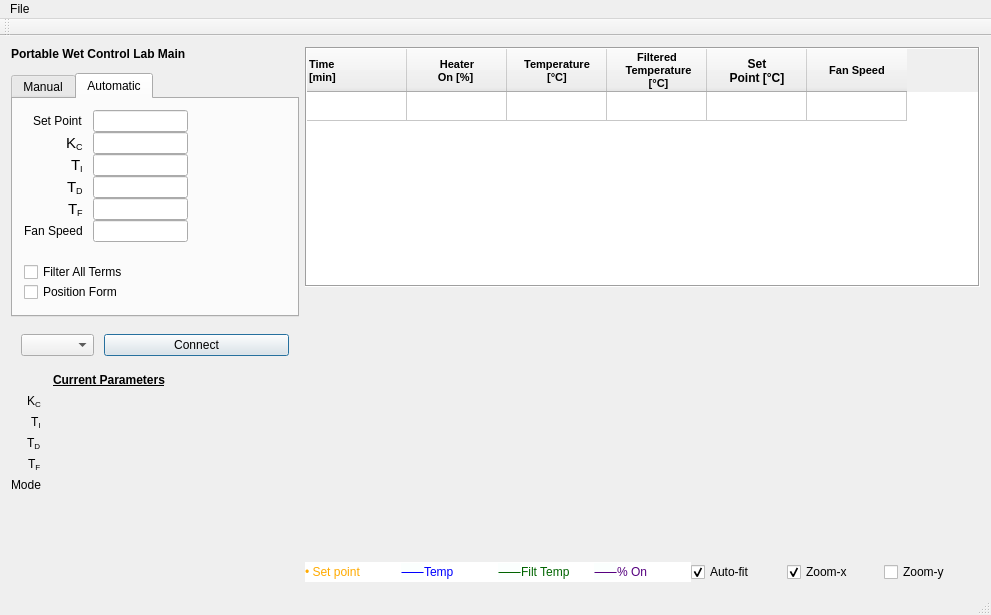
The window that mainwindow.ui (AnthonyA28/Qt-PWCL-main) describes before a commit, drawn with Qt 5.
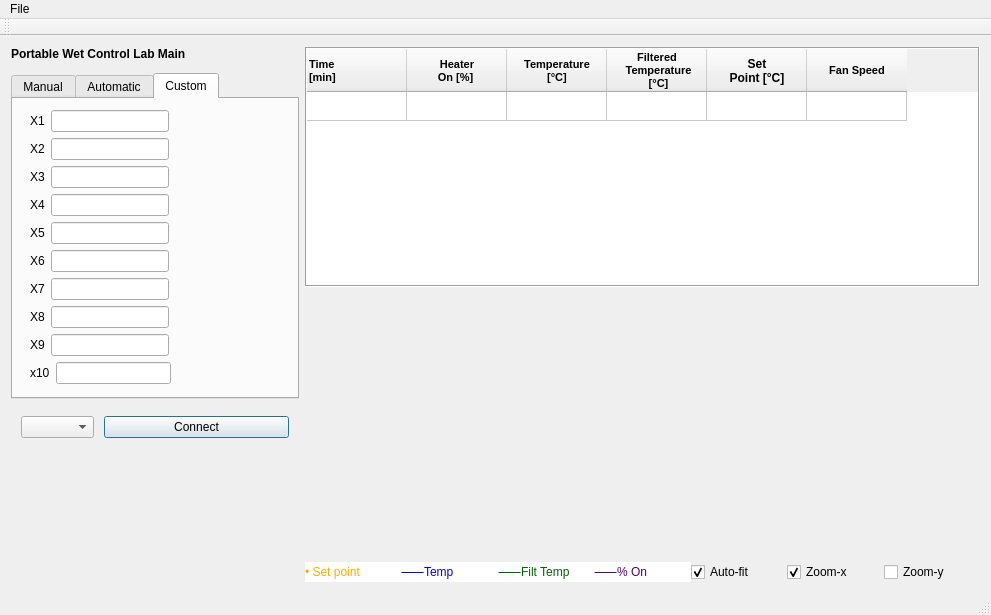
The same window after the commit. Icons and pictures are not drawn. Custom widgets are drawn as their Qt base class.

Commit message: added custom parameters

```diff
--- a/mainwindow.ui
+++ b/mainwindow.ui
@@ -78,7 +78,7 @@
            <enum>QTabWidget::Rounded</enum>
           </property>
           <property name="currentIndex">
-           <number>1</number>
+           <number>2</number>
           </property>
           <property name="elideMode">
            <enum>Qt::ElideNone</enum>
@@ -221,11 +221,11 @@
              </widget>
             </item>
             <item row="0" column="1">
-             <layout class="QHBoxLayout" name="horizontalLayout_3" stretch="1,1">
+             <layout class="QHBoxLayout" name="horizontalLayout_3" stretch="1,0">
               <item>
                <widget class="QLineEdit" name="setPointTextBox">
                 <property name="sizePolicy">
-                 <sizepolicy hsizetype="Preferred" vsizetype="Preferred">
+                 <sizepolicy hsizetype="Fixed" vsizetype="Preferred">
                   <horstretch>0</horstretch>
                   <verstretch>0</verstretch>
                  </sizepolicy>
@@ -233,17 +233,11 @@
                </widget>
               </item>
               <item>
-               <spacer name="horizontalSpacer_3">
-                <property name="orientation">
-                 <enum>Qt::Horizontal</enum>
+               <widget class="QLabel" name="setpointLabel">
+                <property name="text">
+                 <string/>
                 </property>
-                <property name="sizeHint" stdset="0">
-                 <size>
-                  <width>40</width>
-                  <height>20</height>
-                 </size>
-                </property>
-               </spacer>
+               </widget>
               </item>
              </layout>
             </item>
@@ -261,11 +255,11 @@
              </widget>
             </item>
             <item row="1" column="1">
-             <layout class="QHBoxLayout" name="horizontalLayout_4" stretch="1,1">
+             <layout class="QHBoxLayout" name="horizontalLayout_4" stretch="1,0">
               <item>
                <widget class="QLineEdit" name="kcTextBox">
                 <property name="sizePolicy">
-                 <sizepolicy hsizetype="Preferred" vsizetype="Preferred">
+                 <sizepolicy hsizetype="Fixed" vsizetype="Preferred">
                   <horstretch>0</horstretch>
                   <verstretch>0</verstretch>
                  </sizepolicy>
@@ -276,17 +270,11 @@
                </widget>
               </item>
               <item>
-               <spacer name="horizontalSpacer_4">
-                <property name="orientation">
-                 <enum>Qt::Horizontal</enum>
+               <widget class="QLabel" name="kcLabel">
+                <property name="text">
+                 <string/>
                 </property>
-                <property name="sizeHint" stdset="0">
-                 <size>
-                  <width>40</width>
-                  <height>20</height>
-                 </size>
-                </property>
-               </spacer>
+               </widget>
               </item>
              </layout>
             </item>
@@ -304,11 +292,11 @@
              </widget>
             </item>
             <item row="5" column="1">
-             <layout class="QHBoxLayout" name="horizontalLayout_9" stretch="1,1">
+             <layout class="QHBoxLayout" name="horizontalLayout_9" stretch="1,0">
               <item>
                <widget class="QLineEdit" name="taufTextBox">
                 <property name="sizePolicy">
-                 <sizepolicy hsizetype="Preferred" vsizetype="Preferred">
+                 <sizepolicy hsizetype="Fixed" vsizetype="Preferred">
                   <horstretch>0</horstretch>
                   <verstretch>0</verstretch>
                  </sizepolicy>
@@ -319,17 +307,11 @@
                </widget>
               </item>
               <item>
-               <spacer name="horizontalSpacer_6">
-                <property name="orientation">
-                 <enum>Qt::Horizontal</enum>
+               <widget class="QLabel" name="taufLabel">
+                <property name="text">
+                 <string/>
                 </property>
-                <property name="sizeHint" stdset="0">
-                 <size>
-                  <width>40</width>
-                  <height>20</height>
-                 </size>
-                </property>
-               </spacer>
+               </widget>
               </item>
              </layout>
             </item>
@@ -347,11 +329,11 @@
              </widget>
             </item>
             <item row="8" column="1">
-             <layout class="QHBoxLayout" name="horizontalLayout_8" stretch="1,1">
+             <layout class="QHBoxLayout" name="horizontalLayout_8" stretch="1,0">
               <item>
                <widget class="QLineEdit" name="A_fanSpeedTextBox">
                 <property name="sizePolicy">
-                 <sizepolicy hsizetype="Preferred" vsizetype="Preferred">
+                 <sizepolicy hsizetype="Fixed" vsizetype="Preferred">
                   <horstretch>0</horstretch>
                   <verstretch>0</verstretch>
                  </sizepolicy>
@@ -359,17 +341,11 @@
                </widget>
               </item>
               <item>
-               <spacer name="horizontalSpacer_5">
-                <property name="orientation">
-                 <enum>Qt::Horizontal</enum>
+               <widget class="QLabel" name="fanspeedLabel">
+                <property name="text">
+                 <string/>
                 </property>
-                <property name="sizeHint" stdset="0">
-                 <size>
-                  <width>40</width>
-                  <height>20</height>
-                 </size>
-                </property>
-               </spacer>
+               </widget>
               </item>
              </layout>
             </item>
@@ -429,11 +405,11 @@
              </widget>
             </item>
             <item row="2" column="1">
-             <layout class="QHBoxLayout" name="horizontalLayout_10" stretch="1,1">
+             <layout class="QHBoxLayout" name="horizontalLayout_10" stretch="1,0">
               <item>
                <widget class="QLineEdit" name="tauiTextBox">
                 <property name="sizePolicy">
-                 <sizepolicy hsizetype="Preferred" vsizetype="Preferred">
+                 <sizepolicy hsizetype="Fixed" vsizetype="Preferred">
                   <horstretch>0</horstretch>
                   <verstretch>0</verstretch>
                  </sizepolicy>
@@ -444,17 +420,11 @@
                </widget>
               </item>
               <item>
-               <spacer name="horizontalSpacer_7">
-                <property name="orientation">
-                 <enum>Qt::Horizontal</enum>
+               <widget class="QLabel" name="tauiLabel">
+                <property name="text">
+                 <string/>
                 </property>
-                <property name="sizeHint" stdset="0">
-                 <size>
-                  <width>40</width>
-                  <height>20</height>
-                 </size>
-                </property>
-               </spacer>
+               </widget>
               </item>
              </layout>
             </item>
@@ -472,11 +442,11 @@
              </widget>
             </item>
             <item row="3" column="1">
-             <layout class="QHBoxLayout" name="horizontalLayout_11" stretch="1,1">
+             <layout class="QHBoxLayout" name="horizontalLayout_11" stretch="1,0">
               <item>
                <widget class="QLineEdit" name="taudTextBox">
                 <property name="sizePolicy">
-                 <sizepolicy hsizetype="Preferred" vsizetype="Preferred">
+                 <sizepolicy hsizetype="Fixed" vsizetype="Preferred">
                   <horstretch>0</horstretch>
                   <verstretch>0</verstretch>
                  </sizepolicy>
@@ -487,17 +457,11 @@
                </widget>
               </item>
               <item>
-               <spacer name="horizontalSpacer_8">
-                <property name="orientation">
-                 <enum>Qt::Horizontal</enum>
+               <widget class="QLabel" name="taudLabel">
+                <property name="text">
+                 <string/>
                 </property>
-                <property name="sizeHint" stdset="0">
-                 <size>
-                  <width>40</width>
-                  <height>20</height>
-                 </size>
-                </property>
-               </spacer>
+               </widget>
               </item>
              </layout>
             </item>
@@ -527,6 +491,283 @@
             </item>
            </layout>
           </widget>
+          <widget class="QWidget" name="tabCustom">
+           <attribute name="title">
+            <string>Custom</string>
+           </attribute>
+           <layout class="QFormLayout" name="formLayout_5">
+            <item row="0" column="1">
+             <layout class="QHBoxLayout" name="horizontalLayout">
+              <item>
+               <widget class="QLabel" name="label_16">
+                <property name="text">
+                 <string>X1</string>
+                </property>
+               </widget>
+              </item>
+              <item>
+               <widget class="QLineEdit" name="x1TextBox"/>
+              </item>
+              <item>
+               <spacer name="horizontalSpacer_11">
+                <property name="orientation">
+                 <enum>Qt::Horizontal</enum>
+                </property>
+                <property name="sizeHint" stdset="0">
+                 <size>
+                  <width>40</width>
+                  <height>20</height>
+                 </size>
+                </property>
+               </spacer>
+              </item>
+             </layout>
+            </item>
+            <item row="1" column="1">
+             <layout class="QHBoxLayout" name="horizontalLayout_7">
+              <item>
+               <widget class="QLabel" name="label_17">
+                <property name="text">
+                 <string>X2</string>
+                </property>
+               </widget>
+              </item>
+              <item>
+               <widget class="QLineEdit" name="x2TextBox"/>
+              </item>
+              <item>
+               <spacer name="horizontalSpacer_17">
+                <property name="orientation">
+                 <enum>Qt::Horizontal</enum>
+                </property>
+                <property name="sizeHint" stdset="0">
+                 <size>
+                  <width>40</width>
+                  <height>20</height>
+                 </size>
+                </property>
+               </spacer>
+              </item>
+             </layout>
+            </item>
+            <item row="2" column="1">
+             <layout class="QHBoxLayout" name="horizontalLayout_13">
+              <item>
+               <widget class="QLabel" name="label_18">
+                <property name="text">
+                 <string>X3</string>
+                </property>
+               </widget>
+              </item>
+              <item>
+               <widget class="QLineEdit" name="x3TextBox"/>
+              </item>
+              <item>
+               <spacer name="horizontalSpacer_14">
+                <property name="orientation">
+                 <enum>Qt::Horizontal</enum>
+                </property>
+                <property name="sizeHint" stdset="0">
+                 <size>
+                  <width>40</width>
+                  <height>20</height>
+                 </size>
+                </property>
+               </spacer>
+              </item>
+             </layout>
+            </item>
+            <item row="3" column="1">
+             <layout class="QHBoxLayout" name="horizontalLayout_15">
+              <item>
+               <widget class="QLabel" name="label_19">
+                <property name="text">
+                 <string>X4</string>
+                </property>
+               </widget>
+              </item>
+              <item>
+               <widget class="QLineEdit" name="x4TextBox"/>
+              </item>
+              <item>
+               <spacer name="horizontalSpacer_15">
+                <property name="orientation">
+                 <enum>Qt::Horizontal</enum>
+                </property>
+                <property name="sizeHint" stdset="0">
+                 <size>
+                  <width>40</width>
+                  <height>20</height>
+                 </size>
+                </property>
+               </spacer>
+              </item>
+             </layout>
+            </item>
+            <item row="4" column="1">
+             <layout class="QHBoxLayout" name="horizontalLayout_18">
+              <item>
+               <widget class="QLabel" name="label_20">
+                <property name="text">
+                 <string>X5</string>
+                </property>
+               </widget>
+              </item>
+              <item>
+               <widget class="QLineEdit" name="x5TextBox"/>
+              </item>
+              <item>
+               <spacer name="horizontalSpacer_18">
+                <property name="orientation">
+                 <enum>Qt::Horizontal</enum>
+                </property>
+                <property name="sizeHint" stdset="0">
+                 <size>
+                  <width>40</width>
+                  <height>20</height>
+                 </size>
+                </property>
+               </spacer>
+              </item>
+             </layout>
+            </item>
+            <item row="5" column="1">
+             <layout class="QHBoxLayout" name="horizontalLayout_20">
+              <item>
+               <widget class="QLabel" name="label_21">
+                <property name="text">
+                 <string>X6</string>
+                </property>
+               </widget>
+              </item>
+              <item>
+               <widget class="QLineEdit" name="x6TextBox"/>
+              </item>
+              <item>
+               <spacer name="horizontalSpacer_19">
+                <property name="orientation">
+                 <enum>Qt::Horizontal</enum>
+                </property>
+                <property name="sizeHint" stdset="0">
+                 <size>
+                  <width>40</width>
+                  <height>20</height>
+                 </size>
+                </property>
+               </spacer>
+              </item>
+             </layout>
+            </item>
+            <item row="6" column="1">
+             <layout class="QHBoxLayout" name="horizontalLayout_21">
+              <item>
+               <widget class="QLabel" name="label_22">
+                <property name="text">
+                 <string>X7</string>
+                </property>
+               </widget>
+              </item>
+              <item>
+               <widget class="QLineEdit" name="x7TextBox"/>
+              </item>
+              <item>
+               <spacer name="horizontalSpacer_12">
+                <property name="orientation">
+                 <enum>Qt::Horizontal</enum>
+                </property>
+                <property name="sizeHint" stdset="0">
+                 <size>
+                  <width>40</width>
+                  <height>20</height>
+                 </size>
+                </property>
+               </spacer>
+              </item>
+             </layout>
+            </item>
+            <item row="7" column="1">
+             <layout class="QHBoxLayout" name="horizontalLayout_22">
+              <item>
+               <widget class="QLabel" name="label_23">
+                <property name="text">
+                 <string>X8</string>
+                </property>
+               </widget>
+              </item>
+              <item>
+               <widget class="QLineEdit" name="x8TextBox"/>
+              </item>
+              <item>
+               <spacer name="horizontalSpacer_13">
+                <property name="orientation">
+                 <enum>Qt::Horizontal</enum>
+                </property>
+                <property name="sizeHint" stdset="0">
+                 <size>
+                  <width>40</width>
+                  <height>20</height>
+                 </size>
+                </property>
+               </spacer>
+              </item>
+             </layout>
+            </item>
+            <item row="8" column="1">
+             <layout class="QHBoxLayout" name="horizontalLayout_23">
+              <item>
+               <widget class="QLabel" name="label_24">
+                <property name="text">
+                 <string>X9</string>
+                </property>
+               </widget>
+              </item>
+              <item>
+               <widget class="QLineEdit" name="x9TextBox"/>
+              </item>
+              <item>
+               <spacer name="horizontalSpacer_16">
+                <property name="orientation">
+                 <enum>Qt::Horizontal</enum>
+                </property>
+                <property name="sizeHint" stdset="0">
+                 <size>
+                  <width>40</width>
+                  <height>20</height>
+                 </size>
+                </property>
+               </spacer>
+              </item>
+             </layout>
+            </item>
+            <item row="9" column="1">
+             <layout class="QHBoxLayout" name="horizontalLayout_16">
+              <item>
+               <widget class="QLabel" name="label_25">
+                <property name="text">
+                 <string>x10</string>
+                </property>
+               </widget>
+              </item>
+              <item>
+               <widget class="QLineEdit" name="x10TextBox"/>
+              </item>
+              <item>
+               <spacer name="horizontalSpacer_20">
+                <property name="orientation">
+                 <enum>Qt::Horizontal</enum>
+                </property>
+                <property name="sizeHint" stdset="0">
+                 <size>
+                  <width>40</width>
+                  <height>20</height>
+                 </size>
+                </property>
+               </spacer>
+              </item>
+             </layout>
+            </item>
+           </layout>
+          </widget>
          </widget>
         </item>
         <item>
@@ -595,142 +836,11 @@
          </layout>
         </item>
         <item>
-         <layout class="QFormLayout" name="formLayout_3">
-          <property name="labelAlignment">
-           <set>Qt::AlignRight|Qt::AlignTrailing|Qt::AlignVCenter</set>
+         <widget class="QLabel" name="modeTextLabel">
+          <property name="text">
+           <string/>
           </property>
-          <property name="horizontalSpacing">
-           <number>12</number>
-          </property>
-          <property name="verticalSpacing">
-           <number>7</number>
-          </property>
-          <item row="0" column="1">
-           <widget class="QLabel" name="label_8">
-            <property name="text">
-             <string>&lt;html&gt;&lt;head/&gt;&lt;body&gt;&lt;p&gt;&lt;span style=&quot; font-size:9pt; font-weight:600; text-decoration: underline;&quot;&gt;Current Parameters&lt;/span&gt;&lt;/p&gt;&lt;/body&gt;&lt;/html&gt;</string>
-            </property>
-           </widget>
-          </item>
-          <item row="1" column="0">
-           <widget class="QLabel" name="kcLabelName">
-            <property name="sizePolicy">
-             <sizepolicy hsizetype="Fixed" vsizetype="Fixed">
-              <horstretch>0</horstretch>
-              <verstretch>0</verstretch>
-             </sizepolicy>
-            </property>
-            <property name="text">
-             <string>&lt;html&gt;&lt;head/&gt;&lt;body&gt;&lt;p&gt;&lt;span style=&quot; font-size:9pt;&quot;&gt;K&lt;/span&gt;&lt;span style=&quot; font-size:9pt; vertical-align:sub;&quot;&gt;C&lt;/span&gt;&lt;/p&gt;&lt;/body&gt;&lt;/html&gt;</string>
-            </property>
-           </widget>
-          </item>
-          <item row="1" column="1">
-           <widget class="QLabel" name="kcLabel">
-            <property name="sizePolicy">
-             <sizepolicy hsizetype="Fixed" vsizetype="Fixed">
-              <horstretch>0</horstretch>
-              <verstretch>0</verstretch>
-             </sizepolicy>
-            </property>
-            <property name="text">
-             <string/>
-            </property>
-           </widget>
-          </item>
-          <item row="2" column="0">
-           <widget class="QLabel" name="tauiLabelName">
-            <property name="sizePolicy">
-             <sizepolicy hsizetype="Fixed" vsizetype="Fixed">
-              <horstretch>0</horstretch>
-              <verstretch>0</verstretch>
-             </sizepolicy>
-            </property>
-            <property name="text">
-             <string>&lt;html&gt;&lt;head/&gt;&lt;body&gt;&lt;p&gt;&lt;span style=&quot; font-size:9pt;&quot;&gt;Τ&lt;/span&gt;&lt;span style=&quot; font-size:9pt; vertical-align:sub;&quot;&gt;I&lt;/span&gt;&lt;/p&gt;&lt;/body&gt;&lt;/html&gt;</string>
-            </property>
-           </widget>
-          </item>
-          <item row="2" column="1">
-           <widget class="QLabel" name="tauiLabel">
-            <property name="sizePolicy">
-             <sizepolicy hsizetype="Fixed" vsizetype="Fixed">
-              <horstretch>0</horstretch>
-              <verstretch>0</verstretch>
-             </sizepolicy>
-            </property>
-            <property name="text">
-             <string/>
-            </property>
-           </widget>
-          </item>
-          <item row="3" column="0">
-           <widget class="QLabel" name="taudLabelName">
-            <property name="sizePolicy">
-             <sizepolicy hsizetype="Fixed" vsizetype="Fixed">
-              <horstretch>0</horstretch>
-              <verstretch>0</verstretch>
-             </sizepolicy>
-            </property>
-            <property name="text">
-             <string>&lt;html&gt;&lt;head/&gt;&lt;body&gt;&lt;p&gt;&lt;span style=&quot; font-size:9pt;&quot;&gt;Τ&lt;/span&gt;&lt;span style=&quot; font-size:9pt; vertical-align:sub;&quot;&gt;D&lt;/span&gt;&lt;/p&gt;&lt;/body&gt;&lt;/html&gt;</string>
-            </property>
-           </widget>
-          </item>
-          <item row="3" column="1">
-           <widget class="QLabel" name="taudLabel">
-            <property name="sizePolicy">
-             <sizepolicy hsizetype="Fixed" vsizetype="Fixed">
-              <horstretch>0</horstretch>
-              <verstretch>0</verstretch>
-             </sizepolicy>
-            </property>
-            <property name="text">
-             <string/>
-            </property>
-           </widget>
-          </item>
-          <item row="4" column="0">
-           <widget class="QLabel" name="taufLabelName">
-            <property name="sizePolicy">
-             <sizepolicy hsizetype="Fixed" vsizetype="Fixed">
-              <horstretch>0</horstretch>
-              <verstretch>0</verstretch>
-             </sizepolicy>
-            </property>
-            <property name="text">
-             <string>&lt;html&gt;&lt;head/&gt;&lt;body&gt;&lt;p&gt;&lt;span style=&quot; font-size:9pt;&quot;&gt;Τ&lt;/span&gt;&lt;span style=&quot; font-size:9pt; vertical-align:sub;&quot;&gt;F&lt;/span&gt;&lt;/p&gt;&lt;/body&gt;&lt;/html&gt;</string>
-            </property>
-           </widget>
-          </item>
-          <item row="4" column="1">
-           <widget class="QLabel" name="taufLabel">
-            <property name="sizePolicy">
-             <sizepolicy hsizetype="Fixed" vsizetype="Fixed">
-              <horstretch>0</horstretch>
-              <verstretch>0</verstretch>
-             </sizepolicy>
-            </property>
-            <property name="text">
-             <string/>
-            </property>
-           </widget>
-          </item>
-          <item row="5" column="0">
-           <widget class="QLabel" name="label_13">
-            <property name="text">
-             <string>&lt;html&gt;&lt;head/&gt;&lt;body&gt;&lt;p&gt;&lt;span style=&quot; font-size:9pt;&quot;&gt;Mode&lt;/span&gt;&lt;/p&gt;&lt;/body&gt;&lt;/html&gt;</string>
-            </property>
-           </widget>
-          </item>
-          <item row="5" column="1">
-           <widget class="QLabel" name="modeTextLabel">
-            <property name="text">
-             <string/>
-            </property>
-           </widget>
-          </item>
-         </layout>
+         </widget>
         </item>
         <item>
          <spacer name="verticalSpacer">
```
Left out of the diff: 12 changed lines with no effect on the pictures. The commit also changes 2 other files.
